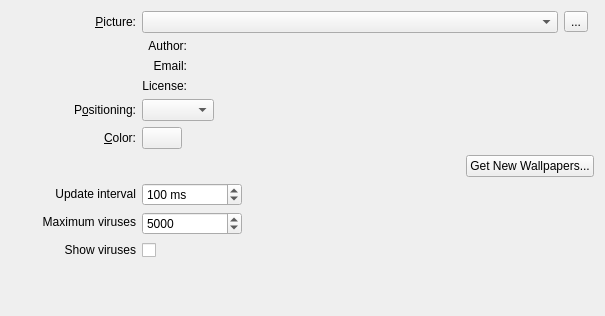
Above: wallpapers/virus/virusconfig.ui from KDE/kdeplasma-addons before the change. Below: the same form after it.
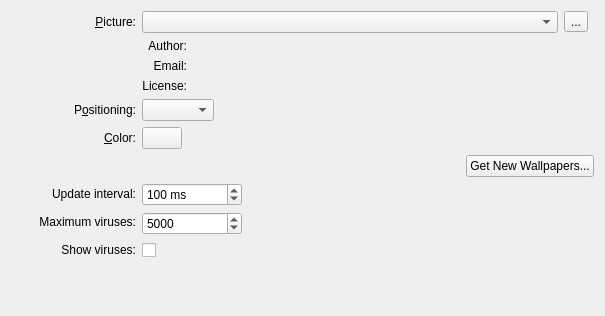
That is the form after the change. Custom widgets are drawn as their Qt base class.

```diff
--- a/wallpapers/virus/virusconfig.ui
+++ b/wallpapers/virus/virusconfig.ui
@@ -377,7 +377,7 @@
         <locale language="English" country="UnitedStates"/>
        </property>
        <property name="text">
-        <string>Update interval</string>
+        <string>Update interval:</string>
        </property>
        <property name="alignment">
         <set>Qt::AlignRight|Qt::AlignTrailing|Qt::AlignVCenter</set>
@@ -390,7 +390,7 @@
         <locale language="English" country="UnitedStates"/>
        </property>
        <property name="text">
-        <string>Maximum viruses</string>
+        <string>Maximum viruses:</string>
        </property>
        <property name="alignment">
         <set>Qt::AlignRight|Qt::AlignTrailing|Qt::AlignVCenter</set>
@@ -403,7 +403,7 @@
         <locale language="English" country="UnitedStates"/>
        </property>
        <property name="text">
-        <string>Show viruses</string>
+        <string>Show viruses:</string>
        </property>
        <property name="alignment">
         <set>Qt::AlignRight|Qt::AlignTrailing|Qt::AlignVCenter</set>
```
